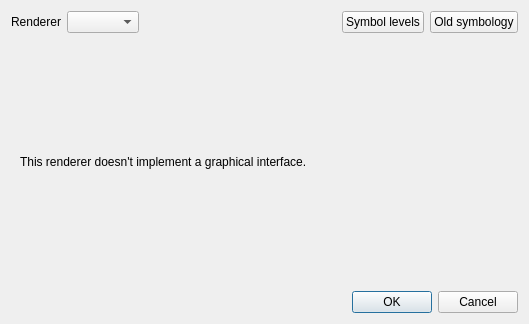
The window that qgis/src/ui/qgsrendererv2propsdialogbase.ui (sourcepole/qgis) describes before a commit, drawn with Qt 5.
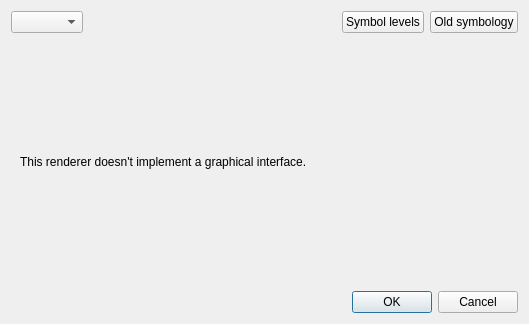
The same window after the commit.

Commit message: Remove the word renderer from the vector props dialog

```diff
--- a/qgis/src/ui/qgsrendererv2propsdialogbase.ui
+++ b/qgis/src/ui/qgsrendererv2propsdialogbase.ui
@@ -16,16 +16,6 @@
   <layout class="QVBoxLayout" name="verticalLayout_2">
    <item>
     <layout class="QHBoxLayout" name="horizontalLayout">
-     <item>
-      <widget class="QLabel" name="label_2">
-       <property name="text">
-        <string>Renderer</string>
-       </property>
-       <property name="buddy">
-        <cstring>cboRenderers</cstring>
-       </property>
-      </widget>
-     </item>
      <item>
       <widget class="QComboBox" name="cboRenderers"/>
      </item>
```
